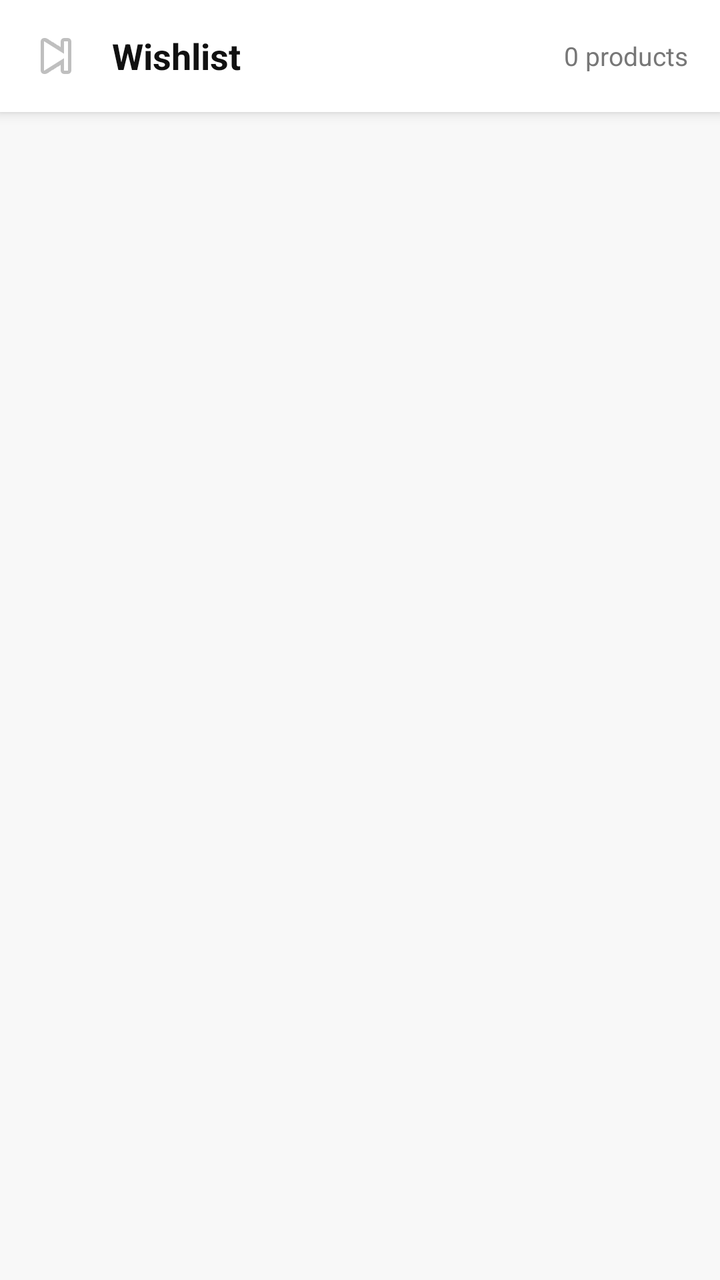
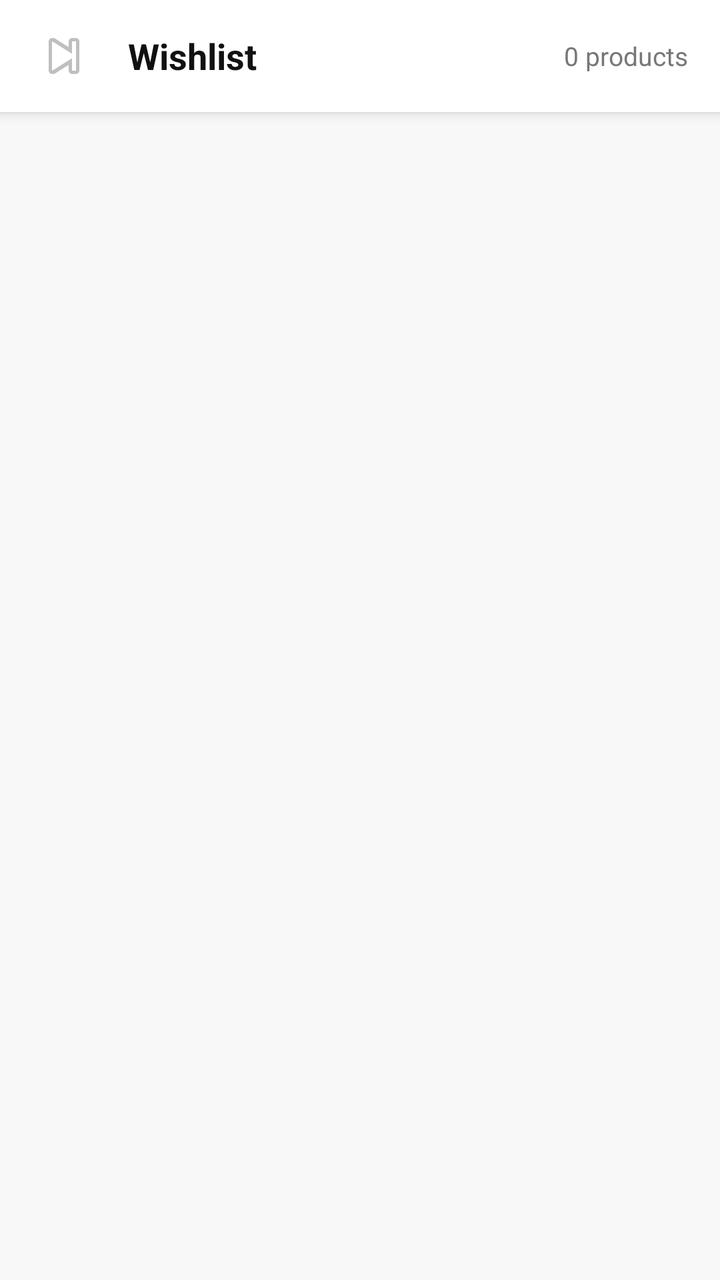

An Android layout rendered at two revisions. The XML below is the earlier revision; the diff shows what the commit changed to produce the second picture.
<!-- AndroidManifest.xml: application theme Theme.TirTirMCommerce -->
<!-- res/layout/fragment_wishlist.xml -->
<?xml version="1.0" encoding="utf-8"?>
<LinearLayout xmlns:android="http://schemas.android.com/apk/res/android"
    xmlns:app="http://schemas.android.com/apk/res-auto"
    android:layout_width="match_parent"
    android:layout_height="match_parent"
    android:orientation="vertical"
    android:background="@color/tirtir_off_white">

    
    <LinearLayout
        android:layout_width="match_parent"
        android:layout_height="56dp"
        android:orientation="horizontal"
        android:gravity="center_vertical"
        android:background="@color/tirtir_white"
        android:paddingHorizontal="8dp"
        android:elevation="4dp">

        <ImageButton
            android:id="@+id/btnBack"
            android:layout_width="40dp"
            android:layout_height="40dp"
            android:background="?attr/selectableItemBackgroundBorderless"
            android:src="@android:drawable/ic_media_previous"
            android:rotation="180"
            android:contentDescription="@string/back" />

        <TextView
            android:layout_width="0dp"
            android:layout_height="wrap_content"
            android:layout_weight="1"
            android:text="@string/nav_wishlist"
            android:textSize="18sp"
            android:textStyle="bold"
            android:textColor="@color/tirtir_black"
            android:layout_marginStart="8dp" />

        <TextView
            android:id="@+id/tvWishlistCount"
            android:layout_width="wrap_content"
            android:layout_height="wrap_content"
            android:text="0 products"
            android:textSize="13sp"
            android:textColor="@color/tirtir_text_secondary"
            android:layout_marginEnd="8dp" />

    </LinearLayout>

    
    <LinearLayout
        android:id="@+id/layoutEmptyWishlist"
        android:layout_width="match_parent"
        android:layout_height="0dp"
        android:layout_weight="1"
        android:orientation="vertical"
        android:gravity="center"
        android:visibility="gone">

        <ImageView
            android:layout_width="72dp"
            android:layout_height="72dp"
            android:src="@drawable/ic_wishlist"
            app:tint="@color/tirtir_silver_gray"
            android:layout_marginBottom="16dp"
            android:contentDescription="@null" />

        <TextView
            android:layout_width="wrap_content"
            android:layout_height="wrap_content"
            android:text="No wishlist items yet"
            android:textSize="18sp"
            android:textStyle="bold"
            android:textColor="@color/tirtir_black"
            android:layout_marginBottom="8dp" />

        <TextView
            android:layout_width="wrap_content"
            android:layout_height="wrap_content"
            android:text="Save your favorite TirTir products to find them here"
            android:textSize="14sp"
            android:textColor="@color/tirtir_text_secondary"
            android:gravity="center" />

    </LinearLayout>

    
    <androidx.recyclerview.widget.RecyclerView
        android:id="@+id/recyclerWishlist"
        android:layout_width="match_parent"
        android:layout_height="0dp"
        android:layout_weight="1"
        android:padding="12dp"
        android:clipToPadding="false" />

</LinearLayout>
<!-- resources referenced by this layout -->
<resources>
  <color name="tirtir_black">#111111</color>
  <color name="tirtir_off_white">#F8F8F8</color>
  <color name="tirtir_silver_gray">#BDBDBD</color>
  <color name="tirtir_text_secondary">#777777</color>
  <color name="tirtir_white">#FFFFFF</color>
  <!-- drawable ic_wishlist (drawable) -->
  <vector xmlns:android="http://schemas.android.com/apk/res/android"
      android:width="24dp"
      android:height="24dp"
      android:viewportWidth="24.0"
      android:viewportHeight="24.0"
      android:tint="?attr/colorControlNormal">
    <path
        android:fillColor="#FF000000"
        android:pathData="M12,21.35l-1.45,-1.32C5.4,15.36 2,12.28 2,8.5 2,5.42 4.42,3 7.5,3c1.74,0 3.41,0.81 4.5,2.09C13.09,3.81 14.76,3 16.5,3 19.58,3 22,5.42 22,8.5c0,3.78 -3.4,6.86 -8.55,11.54L12,21.35z"/>
  </vector>
  <string name="back">Back</string>
  <string name="nav_wishlist">Wishlist</string>
  <style name="Theme.TirTirMCommerce" parent="Base.Theme.TirTirMCommerce" />
  <style name="Base.Theme.TirTirMCommerce" parent="Theme.Material3.DayNight.NoActionBar">
          
          <item name="colorPrimary">@color/tirtir_red_primary</item>
          <item name="colorPrimaryDark">@color/tirtir_red_dark</item>
          <item name="colorPrimaryContainer">@color/tirtir_red_surface</item>
  
          
          <item name="colorOnPrimary">@color/tirtir_white</item>
          <item name="colorOnPrimaryContainer">@color/tirtir_red_primary</item>
  
          
          <item name="colorSecondary">@color/tirtir_black</item>
          <item name="colorOnSecondary">@color/tirtir_white</item>
  
          
          <item name="colorSurface">@color/tirtir_white</item>
          <item name="colorOnSurface">@color/tirtir_black</item>
          <item name="colorSurfaceVariant">@color/tirtir_off_white</item>
  
          
          <item name="android:windowBackground">@color/tirtir_off_white</item>
          <item name="android:statusBarColor">@color/tirtir_white</item>
          <item name="android:windowLightStatusBar">true</item>
  
          
          <item name="colorError">@color/tirtir_error</item>
      </style>
  <color name="tirtir_red_primary">#C62828</color>
  <color name="tirtir_red_dark">#8E0000</color>
  <color name="tirtir_red_surface">#FFEBEE</color>
  <color name="tirtir_error">#D32F2F</color>
</resources>

<!-- the commit's change to res/layout/fragment_wishlist.xml (unified diff, before → after) -->
@@ -18,8 +18,8 @@
 
         <ImageButton
             android:id="@+id/btnBack"
-            android:layout_width="40dp"
-            android:layout_height="40dp"
+            android:layout_width="48dp"
+            android:layout_height="48dp"
             android:background="?attr/selectableItemBackgroundBorderless"
             android:src="@android:drawable/ic_media_previous"
             android:rotation="180"
